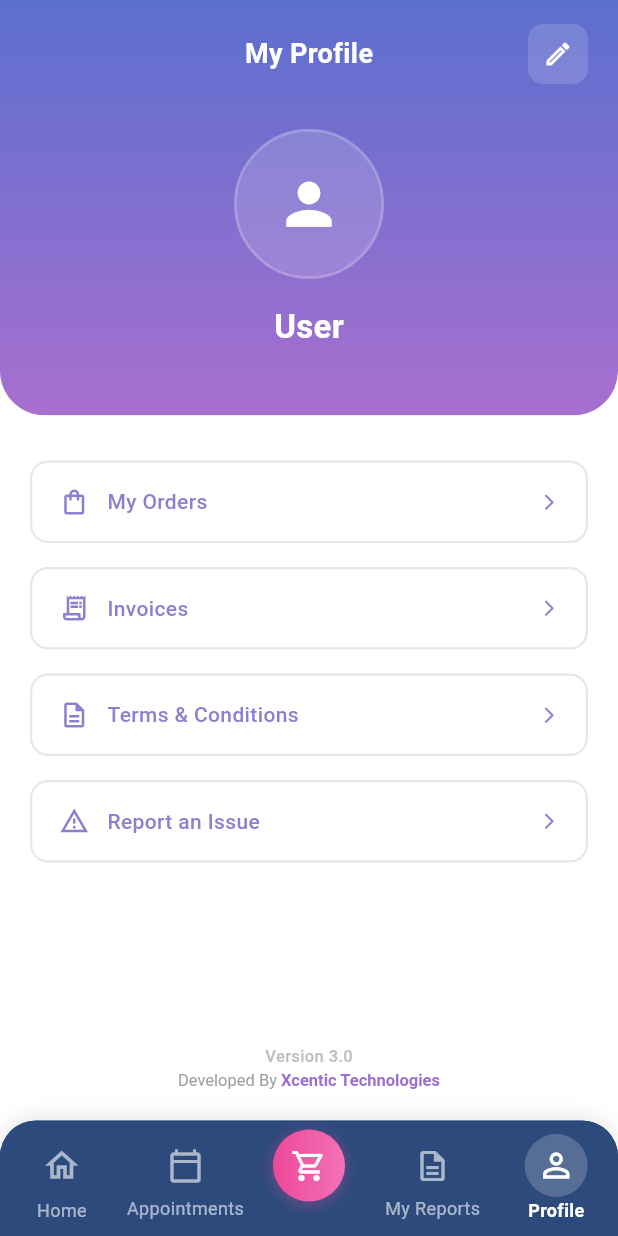
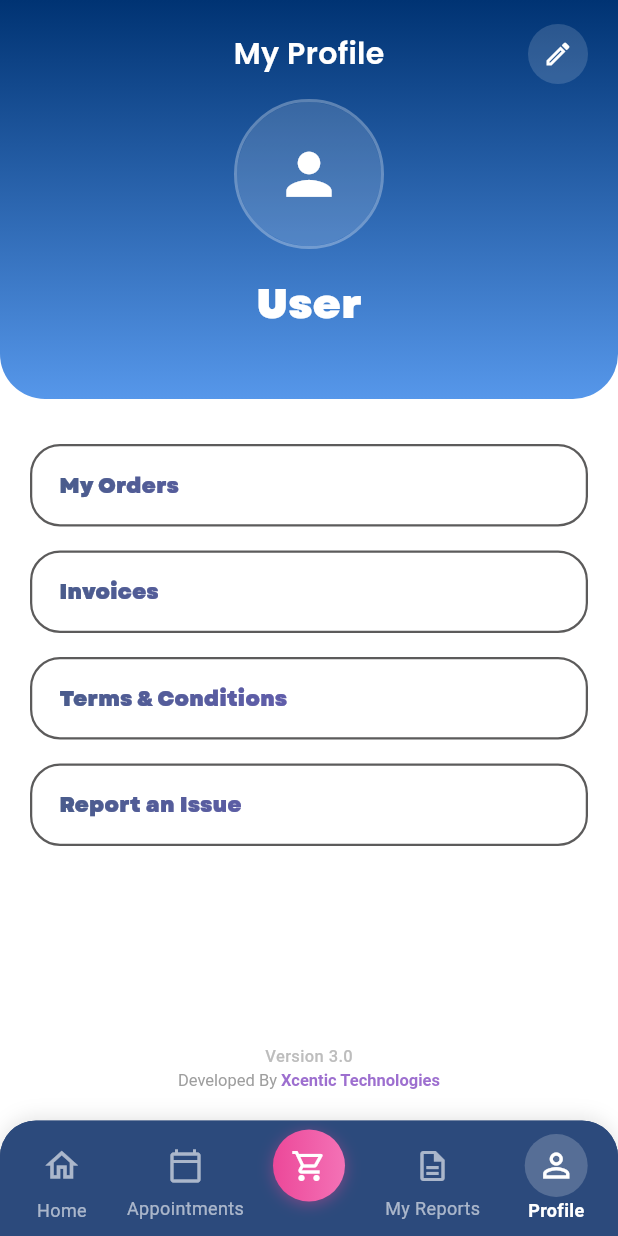
Before and after one commit to RaghavRR/start_app, a Flutter app: the ProfilePage screen opened by its route, on a phone screen of 412 x 824 dp. Run offline on Flutter 3.47's test engine with Material 3 defaults, Android fonts, the phone set to English and light mode, and no system bars; our stand-ins replace google_fonts, shared_preferences; accounts and stored records are empty; network calls fail.

Commit message:
new ui changes

```diff
--- a/lib/home_page.dart
+++ b/lib/home_page.dart
@@ -181,8 +181,7 @@ class _HomePageState extends State<HomePage> {
                                       _isLoading ? 'Loading...' : 'Welcome Back! ',
                                       style: const TextStyle(
                                         fontSize: 20,
-                                        letterSpacing: 3,
-                                        fontFamily: 'Garet',
+                                        letterSpacing: 1,
                                         color: Color(0xFF4557AE),
                                       ),
                                     ),
@@ -199,7 +198,7 @@ class _HomePageState extends State<HomePage> {
                                       : _currentUser?['fullName'] ?? 'User',
                                   style: const TextStyle(
                                     fontSize: 25,
-                                    fontWeight: FontWeight.bold,
+                                    fontWeight: FontWeight.w500,
                                     fontFamily: 'Garet',
                                     color: Color(0xFF002c5c),
                                   ),
--- a/lib/profile_page.dart
+++ b/lib/profile_page.dart
@@ -1,5 +1,6 @@
 import 'package:flutter/material.dart';
 import 'auth_service.dart';
+import 'package:google_fonts/google_fonts.dart';
 
 class ProfilePage extends StatefulWidget {
   const ProfilePage({super.key});
@@ -91,8 +92,8 @@ class _ProfilePageState extends State<ProfilePage> {
                   begin: Alignment.topCenter,
                   end: Alignment.bottomCenter,
                   colors: [
-                    Color(0xFF5B6FCF),
-                    Color(0xFFA86FCF),
+                    Color(0xFF003373),
+                    Color(0xFF5697EA),
                   ],
                 ),
               ),
@@ -107,20 +108,21 @@ class _ProfilePageState extends State<ProfilePage> {
                         mainAxisAlignment: MainAxisAlignment.spaceBetween,
                         children: [
                           const SizedBox(width: 40),
-                          const Text(
+                          Text(
                             'My Profile',
-                            style: TextStyle(
-                              fontSize: 18,
+                            style: GoogleFonts.poppins(
+                              fontSize: 20,
                               fontWeight: FontWeight.w600,
                               color: Colors.white,
                             ),
                           ),
+
                           Container(
                             width: 40,
                             height: 40,
                             decoration: BoxDecoration(
                               color: Colors.white.withOpacity(0.15),
-                              borderRadius: BorderRadius.circular(10),
+                              borderRadius: BorderRadius.circular(40),
                             ),
                             child: const Icon(
                               Icons.edit_outlined,
@@ -132,7 +134,8 @@ class _ProfilePageState extends State<ProfilePage> {
                       ),
                     ),
 
-                    const SizedBox(height: 30),
+                    const SizedBox(height: 10),
+
 
                     // Profile Picture
                     Container(
@@ -196,7 +199,8 @@ class _ProfilePageState extends State<ProfilePage> {
                         : Text(
                       _currentUser?['fullName'] ?? 'User',
                       style: const TextStyle(
-                        fontSize: 22,
+                        fontSize: 28,
+                        fontFamily: 'Garet',
                         fontWeight: FontWeight.w600,
                         color: Colors.white,
                       ),
@@ -240,7 +244,6 @@ class _ProfilePageState extends State<ProfilePage> {
               child: Column(
                 children: [
                   _buildMenuButton(
-                    icon: Icons.shopping_bag_outlined,
                     title: 'My Orders',
                     onTap: () {
                       // Navigate to orders
@@ -248,7 +251,6 @@ class _ProfilePageState extends State<ProfilePage> {
                   ),
                   const SizedBox(height: 16),
                   _buildMenuButton(
-                    icon: Icons.receipt_long_outlined,
                     title: 'Invoices',
                     onTap: () {
                       // Navigate to invoices
@@ -256,7 +258,6 @@ class _ProfilePageState extends State<ProfilePage> {
                   ),
                   const SizedBox(height: 16),
                   _buildMenuButton(
-                    icon: Icons.description_outlined,
                     title: 'Terms & Conditions',
                     onTap: () {
                       // Navigate to terms
@@ -264,7 +265,6 @@ class _ProfilePageState extends State<ProfilePage> {
                   ),
                   const SizedBox(height: 16),
                   _buildMenuButton(
-                    icon: Icons.report_problem_outlined,
                     title: 'Report an Issue',
                     onTap: () {
                       // Navigate to report issue
@@ -316,7 +316,7 @@ class _ProfilePageState extends State<ProfilePage> {
   }
 
   Widget _buildMenuButton({
-    required IconData icon,
+    IconData? icon,
     required String title,
     required VoidCallback onTap,
   }) {
@@ -327,40 +327,59 @@ class _ProfilePageState extends State<ProfilePage> {
         padding: const EdgeInsets.symmetric(horizontal: 18, vertical: 16),
         decoration: BoxDecoration(
           color: Colors.white,
-          borderRadius: BorderRadius.circular(12),
+          borderRadius: BorderRadius.circular(20),
           border: Border.all(
-            color: const Color(0xFFE5E7EB),
+            color: Color(0xFF5C5B5B),
             width: 1.5,
           ),
         ),
         child: Row(
           children: [
-            Icon(
-              icon,
-              color: const Color(0xFF8B7FCF),
-              size: 20,
-            ),
-            const SizedBox(width: 12),
-            Expanded(
-              child: Text(
-                title,
-                style: const TextStyle(
-                  fontSize: 14,
-                  fontWeight: FontWeight.w500,
-                  color: Color(0xFF8B7FCF),
-                ),
+            // SHOW ICON ONLY IF NOT NULL
+            if (icon != null) ...[
+              Icon(
+                icon,
+                color: Color(0xFF8B7FCF),
+                size: 20,
               ),
-            ),
-            Icon(
-              Icons.arrow_forward_ios_rounded,
-              color: const Color(0xFF8B7FCF),
-              size: 13,
-            ),
+              SizedBox(width: 12),
+            ],
+
+            // Title
+        Expanded(
+        child: gradientText(title),
+    ),
+
+            // REMOVE RIGHT ARROW
           ],
         ),
       ),
     );
   }
+
+  Widget gradientText(String text) {
+    return ShaderMask(
+      blendMode: BlendMode.srcIn, // IMPORTANT
+      shaderCallback: (bounds) => const LinearGradient(
+        colors: [
+          Color(0xFF4A5C8C),
+          Color(0xFF7B5FCF),
+        ],
+      ).createShader(Rect.fromLTWH(0, 0, bounds.width, bounds.height)),
+      child: Text(
+        text,
+        style: const TextStyle(
+          fontSize: 14,
+          fontWeight: FontWeight.w400,
+          color: Colors.white,  // Must be white for ShaderMask
+          fontFamily: "Garet",
+        ),
+      ),
+    );
+  }
+
+
+
 
   Widget _buildBottomNavigationBar() {
     return Container(
```
Also changed, not shown: pubspec.yaml (+7 -0 lines), assets/fonts/Garet-Bold.ttf (added), pubspec.lock, 1 other file.
